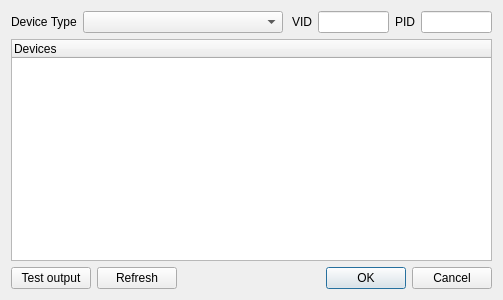
Old version of the form libs/ftdidmx/configureftdidmx.ui in the repository Andersbakken/qlc.
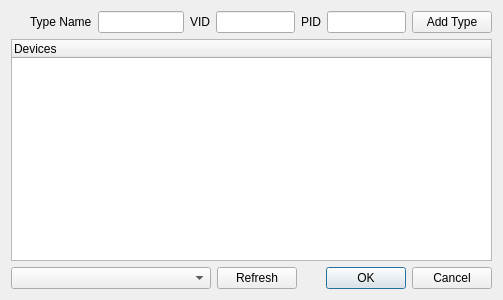
New version of the form.

Commit message: New updated code for device types in FTDI driver.  Not tested because Qt 4.5 incompatible with Mac OS X 10.6.

Patch:
```diff
--- a/libs/ftdidmx/configureftdidmx.ui
+++ b/libs/ftdidmx/configureftdidmx.ui
@@ -26,19 +26,9 @@
      </property>
     </spacer>
    </item>
-   <item row="4" column="0" >
-    <widget class="QPushButton" name="m_testButton" >
-     <property name="text" >
-      <string>Test output</string>
-     </property>
-     <property name="checkable" >
-      <bool>true</bool>
-     </property>
-    </widget>
-   </item>
-   <item row="4" column="1" >
-    <widget class="QPushButton" name="m_refreshButton" >
-     <property name="text" >
+   <item row="4" column="1">
+    <widget class="QPushButton" name="m_refreshButton">
+     <property name="text">
       <string>Refresh</string>
      </property>
     </widget>
@@ -74,34 +64,8 @@
    <item rowspan="3" row="0" column="0" colspan="4" >
     <layout class="QHBoxLayout" name="horizontalLayout" >
      <item>
-      <widget class="QLabel" name="label" >
-       <property name="text" >
-        <string>Device Type</string>
-       </property>
-      </widget>
-     </item>
-     <item>
-      <widget class="QComboBox" name="m_device" >
-       <property name="enabled" >
-        <bool>true</bool>
-       </property>
-       <property name="sizePolicy" >
-        <sizepolicy vsizetype="Fixed" hsizetype="Fixed" >
-         <horstretch>0</horstretch>
-         <verstretch>0</verstretch>
-        </sizepolicy>
-       </property>
-       <property name="minimumSize" >
-        <size>
-         <width>200</width>
-         <height>0</height>
-        </size>
-       </property>
-      </widget>
-     </item>
-     <item>
-      <spacer name="horizontalSpacer" >
-       <property name="orientation" >
+      <spacer name="horizontalSpacer">
+       <property name="orientation">
         <enum>Qt::Horizontal</enum>
        </property>
        <property name="sizeHint" stdset="0" >
@@ -113,14 +77,31 @@
       </spacer>
      </item>
      <item>
-      <widget class="QLabel" name="label_2" >
-       <property name="text" >
+      <widget class="QLabel" name="label_4">
+       <property name="text">
+        <string>Type Name</string>
+       </property>
+      </widget>
+     </item>
+     <item>
+      <widget class="QLineEdit" name="m_typeName"/>
+     </item>
+     <item>
+      <widget class="QLabel" name="label_2">
+       <property name="text">
         <string>VID</string>
        </property>
       </widget>
      </item>
      <item>
-      <widget class="QLineEdit" name="m_vid" />
+      <widget class="QLineEdit" name="m_vid">
+       <property name="maximumSize">
+        <size>
+         <width>100</width>
+         <height>16777215</height>
+        </size>
+       </property>
+      </widget>
      </item>
      <item>
       <widget class="QLabel" name="label_3" >
@@ -130,10 +111,43 @@
       </widget>
      </item>
      <item>
-      <widget class="QLineEdit" name="m_pid" />
+      <widget class="QLineEdit" name="m_pid">
+       <property name="maximumSize">
+        <size>
+         <width>100</width>
+         <height>16777215</height>
+        </size>
+       </property>
+      </widget>
+     </item>
+     <item>
+      <widget class="QPushButton" name="m_addTypeButton">
+       <property name="text">
+        <string>Add Type</string>
+       </property>
+      </widget>
      </item>
     </layout>
    </item>
+   <item row="4" column="0">
+    <widget class="QComboBox" name="m_device">
+     <property name="enabled">
+      <bool>true</bool>
+     </property>
+     <property name="sizePolicy">
+      <sizepolicy hsizetype="Fixed" vsizetype="Fixed">
+       <horstretch>0</horstretch>
+       <verstretch>0</verstretch>
+      </sizepolicy>
+     </property>
+     <property name="minimumSize">
+      <size>
+       <width>200</width>
+       <height>0</height>
+      </size>
+     </property>
+    </widget>
+   </item>
   </layout>
  </widget>
  <resources/>
```
Left out of the diff: 55 changed lines with no effect on the pictures. The commit also changes 5 other files.
